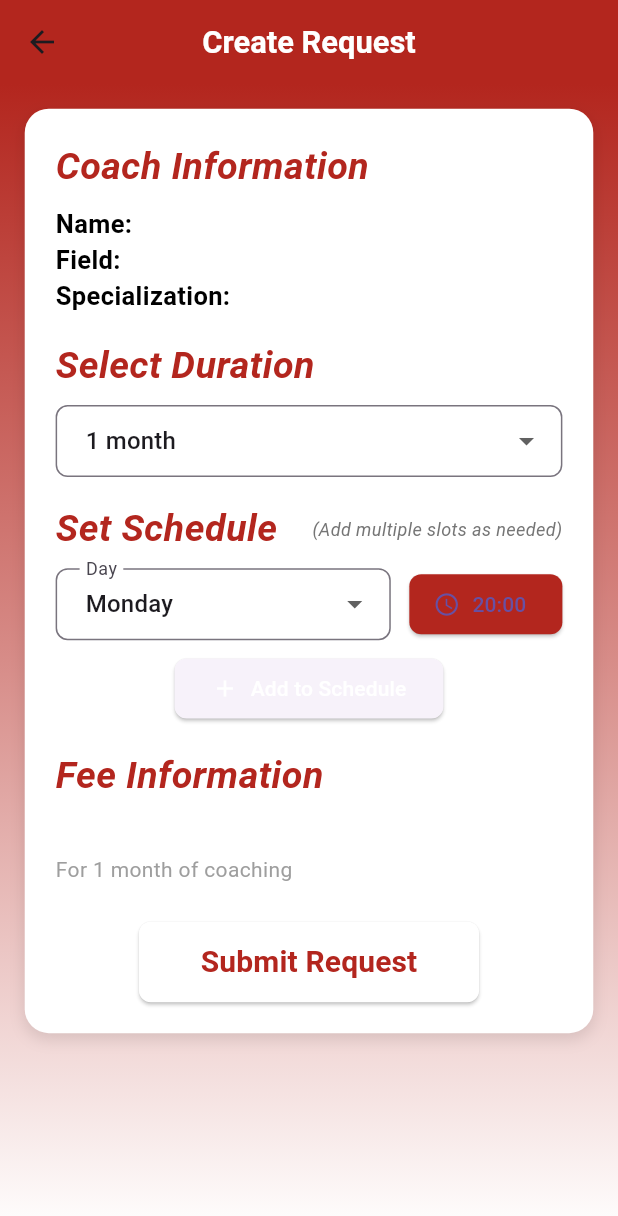
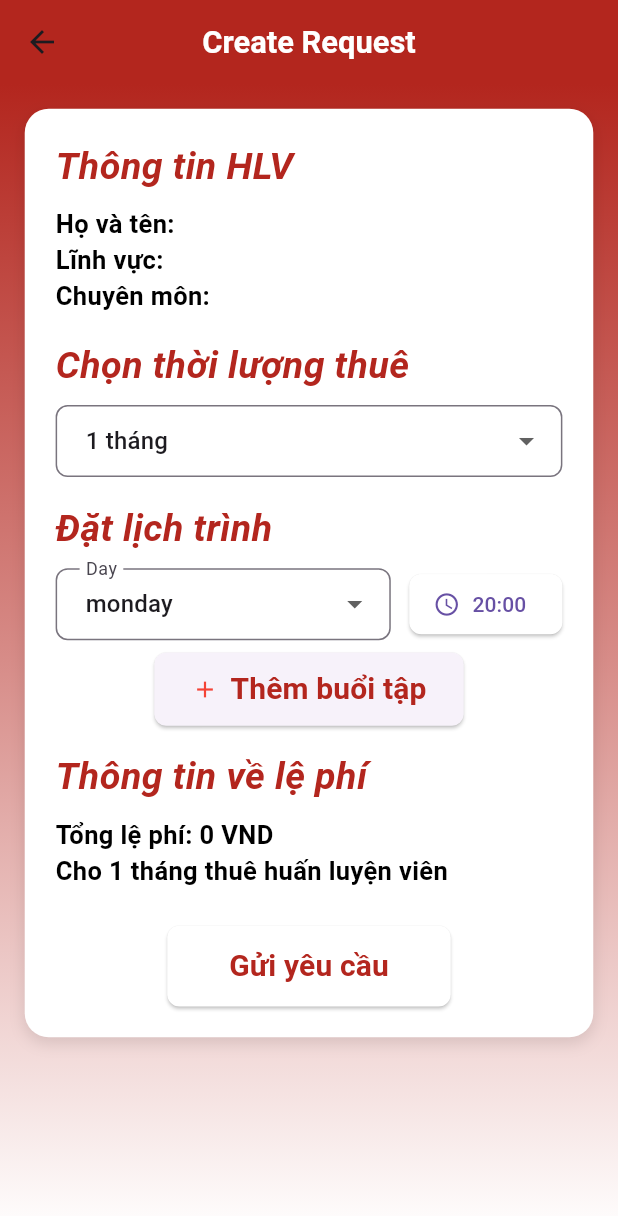
Before and after one commit to ToanTrinh2004/FITFUSION, a Flutter app: the CreateRequestScreen screen opened directly with empty values, on a phone screen of 412 x 824 dp. Shown: the top 1216 px of the screen. Run offline on Flutter 3.47's test engine with Material 3 defaults, Android fonts, the light colour scheme and no system bars; our stand-ins replace fl_chart, table_calendar; accounts and stored records are empty; statements that could not run were skipped.

Commit message:
final commit and done project fitfusion

```diff
--- a/fitfusion_frontend/lib/screen/main_features/coach/CreateRequestScreen.dart
+++ b/fitfusion_frontend/lib/screen/main_features/coach/CreateRequestScreen.dart
@@ -14,13 +14,13 @@ class CreateRequestScreen extends StatefulWidget {
 
 class _CreateRequestScreenState extends State<CreateRequestScreen> {
   final _formKey = GlobalKey<FormState>();
-  String _selectedDuration = '1 month';
-  final List<String> _durations = ['1 month', '3 months', '6 months', '12 months'];
+  String _selectedDuration = '1 tháng';
+  final List<String> _durations = ['1 tháng', '3 tháng', '6 tháng', '12 tháng'];
 
   // Schedule management
   final List<Map<String, String>> _schedule = [];
-  final List<String> _days = ['Monday', 'Tuesday', 'Wednesday', 'Thursday', 'Friday', 'Saturday', 'Sunday'];
-  String _selectedDay = 'Monday';
+  final List<String> _days = ['monday', 'tuesday', 'wednesday', 'thursday', 'friday', 'saturday', 'sunday'];
+  String _selectedDay = 'monday';
   TimeOfDay _selectedTime = TimeOfDay(hour: 20, minute: 0); // 8:00 PM
 
   // Fee calculation
@@ -43,22 +43,34 @@ class _CreateRequestScreenState extends State<CreateRequestScreen> {
     double baseFee = double.tryParse(widget.coach['tuitionFees'] ?? '') ?? 1500000;
 
     switch (_selectedDuration) {
-      case '1 month':
+      case '1 tháng':
         _fee = baseFee;
         break;
-      case '3 months':
-        _fee = baseFee ;
+      case '3 tháng':
+        _fee = 3*baseFee ;
         break;
-      case '6 months':
-        _fee = baseFee ;
+      case '6 tháng':
+        _fee = 6*baseFee ;
         break;
-      case '12 months':
-        _fee = baseFee;
+      case '12 tháng':
+        _fee = 12*baseFee;
         break;
     }
     setState(() {});
   }
-
+  String formatMoney(int amount) {
+    if (amount < 1000) return amount.toString();
+    final String amountStr = amount.toString();
+    final int length = amountStr.length;
+    String result = '';
+    for (int i = 0; i < length; i++) {
+      if ((length - i) % 3 == 0 && i != 0) {
+        result += '.';
+      }
+      result += amountStr[i];
+    }
+    return result;
+  }
   void _addScheduleSlot() {
     // Check if this day and time combination already exists
     bool exists = _schedule.any((slot) =>
@@ -73,7 +85,7 @@ class _CreateRequestScreenState extends State<CreateRequestScreen> {
       });
     } else {
       ScaffoldMessenger.of(context).showSnackBar(
-        SnackBar(content: Text('This day and time slot is already added'))
+        SnackBar(content: Text('Thời gian này đã được thêm vào'))
       );
     }
   }
@@ -107,7 +119,7 @@ class _CreateRequestScreenState extends State<CreateRequestScreen> {
   Future<void> _submitRequest() async {
     if (_schedule.isEmpty) {
       setState(() {
-        _errorMessage = 'Please add at least one schedule slot';
+        _errorMessage = 'Vui lòng thêm ít nhất một khoảng thời gian trong lịch trình';
       });
       return;
     }
@@ -137,14 +149,14 @@ class _CreateRequestScreenState extends State<CreateRequestScreen> {
         // Request created successfully
         if (mounted) {
           ScaffoldMessenger.of(context).showSnackBar(
-            SnackBar(content: Text('Request sent successfully!'))
+            SnackBar(content: Text('Yêu cầu đã được gửi thành công!'))
           );
           Navigator.pop(context); // Go back to previous screen
         }
       } else {
         // Handle error
         setState(() {
-          _errorMessage = 'Failed to send request: ${response['error'] ?? response['message'] ?? 'Unknown error'}';
+          _errorMessage = 'Không thể gửi yêu cầu: ${response['error'] ?? response['message'] ?? 'Unknown error'}';
         });
       }
     } catch (e) {
@@ -201,16 +213,16 @@ class _CreateRequestScreenState extends State<CreateRequestScreen> {
                   crossAxisAlignment: CrossAxisAlignment.start,
                   children: [
                     // Coach info section
-                    Text("Coach Information", style: AppTextStyles.subtitle),
+                    Text("Thông tin HLV", style: AppTextStyles.subtitle),
                     SizedBox(height: screenHeight * 0.01),
-                    Text("Name: ${widget.coach['name'] ?? 'N/A'}", style: AppTextStyles.coach_detail),
-                    Text("Field: ${widget.coach['field'] ?? 'N/A'}", style: AppTextStyles.coach_detail),
+                    Text("Họ và tên: ${widget.coach['name'] ?? 'N/A'}", style: AppTextStyles.coach_detail),
+                    Text("Lĩnh vực: ${widget.coach['field'] ?? 'N/A'}", style: AppTextStyles.coach_detail),
                     if (widget.coach['specialization'] != null)
-                      Text("Specialization: ${widget.coach['specialization']}", style: AppTextStyles.coach_detail),
+                      Text("Chuyên môn: ${widget.coach['specialization']}", style: AppTextStyles.coach_detail),
                     SizedBox(height: screenHeight * 0.02),
 
                     // Duration selection
-                    Text("Select Duration", style: AppTextStyles.subtitle),
+                    Text("Chọn thời lượng thuê", style: AppTextStyles.subtitle),
                     SizedBox(height: screenHeight * 0.01),
                     DropdownButtonFormField<String>(
                       value: _selectedDuration,
@@ -242,13 +254,7 @@ class _CreateRequestScreenState extends State<CreateRequestScreen> {
                         Row(
                           mainAxisAlignment: MainAxisAlignment.spaceBetween,
                           children: [
-                            Text("Set Schedule", style: AppTextStyles.subtitle),
-                            Text("(Add multiple slots as needed)",
-                                style: TextStyle(
-                                  fontSize: 12,
-                                  fontStyle: FontStyle.italic,
-                                  color: Colors.grey[600]
-                                )),
+                            Text("Đặt lịch trình", style: AppTextStyles.subtitle),
                           ],
                         ),
                         SizedBox(height: screenHeight * 0.01),
@@ -287,7 +293,7 @@ class _CreateRequestScreenState extends State<CreateRequestScreen> {
                               label: Text(_formatTimeOfDay(_selectedTime)),
                               onPressed: _showTimePicker,
                               style: ElevatedButton.styleFrom(
-                                backgroundColor: AppColors.primary,
+                                backgroundColor: AppColors.background,
                                 shape: RoundedRectangleBorder(
                                   borderRadius: BorderRadius.circular(8),
                                 ),
@@ -302,9 +308,9 @@ class _CreateRequestScreenState extends State<CreateRequestScreen> {
                         Center(
                           child: ElevatedButton.icon(
                             onPressed: _addScheduleSlot,
-                            icon: Icon(Icons.add, color: Colors.white),
-                            label: Text("Add to Schedule",
-                              style: TextStyle(color: Colors.white),
+                            icon: Icon(Icons.add, color: Colors.red),
+                            label: Text("Thêm buổi tập",
+                              style: AppTextStyles.textButtonOne,
                             ),
                             style: ElevatedButton.styleFrom(
                               backgroundColor: AppColors.accent,
@@ -325,7 +331,7 @@ class _CreateRequestScreenState extends State<CreateRequestScreen> {
 
                     // Display selected schedule slots
                     if (_schedule.isNotEmpty) ...[
-                      Text("Selected Schedule", style: AppTextStyles.subtitle),
+                      Text("Lịch trình đã chọn", style: AppTextStyles.subtitle),
                       SizedBox(height: screenHeight * 0.01),
                       Container(
                         padding: EdgeInsets.all(8),
@@ -359,19 +365,15 @@ class _CreateRequestScreenState extends State<CreateRequestScreen> {
                     ],
 
                     // Fee information
-                    Text("Fee Information", style: AppTextStyles.subtitle),
+                    Text("Thông tin về lệ phí", style: AppTextStyles.subtitle),
                     SizedBox(height: screenHeight * 0.01),
                     Text(
-                      "Total Fee: ${_fee.toStringAsFixed(0)} VND",
-                      style: TextStyle(
-                        fontSize: 18,
-                        fontWeight: FontWeight.bold,
-                        color: AppColors.textPrimary,
-                      ),
+                      "Tổng lệ phí: ${formatMoney(_fee.toInt())} VND",
+                      style: AppTextStyles.coach_detail,
                     ),
                     Text(
-                      "For ${_selectedDuration} of coaching",
-                      style: TextStyle(fontSize: 14, color: Colors.grey),
+                      "Cho ${_selectedDuration} thuê huấn luyện viên",
+                      style: AppTextStyles.coach_detail,
                     ),
                     SizedBox(height: screenHeight * 0.03),
 
@@ -401,7 +403,7 @@ class _CreateRequestScreenState extends State<CreateRequestScreen> {
                         ),
                         child: _isLoading
                             ? CircularProgressIndicator(color: Colors.white)
-                            : Text("Submit Request", style: AppTextStyles.textButtonOne),
+                            : Text("Gửi yêu cầu", style: AppTextStyles.textButtonOne),
                       ),
                     ),
                   ],
--- a/fitfusion_frontend/lib/widgets/student_list_widget.dart
+++ b/fitfusion_frontend/lib/widgets/student_list_widget.dart
@@ -15,6 +15,7 @@ class StudentsListWidget extends StatelessWidget {
   @override
   Widget build(BuildContext context) {
     return ListView.builder(
+      padding: const EdgeInsets.symmetric(horizontal: 16),
       itemCount: contracts.length,
       itemBuilder: (context, index) {
         final contract = contracts[index];
```
Also changed, not shown: fitfusion_frontend/lib/screen/login.dart (+0 -7 lines), fitfusion_frontend/lib/screen/main_features/calories/calories_summary.dart (+26 -11 lines), fitfusion_frontend/lib/screen/main_features/coach/my_coach.dart (+5 -5 lines), fitfusion_frontend/lib/screen/page_for_coach/login_coach.dart (+0 -11 lines), fitfusion_frontend/lib/widgets/calendar_widget.dart (+20 -1 lines), 4 other files.
